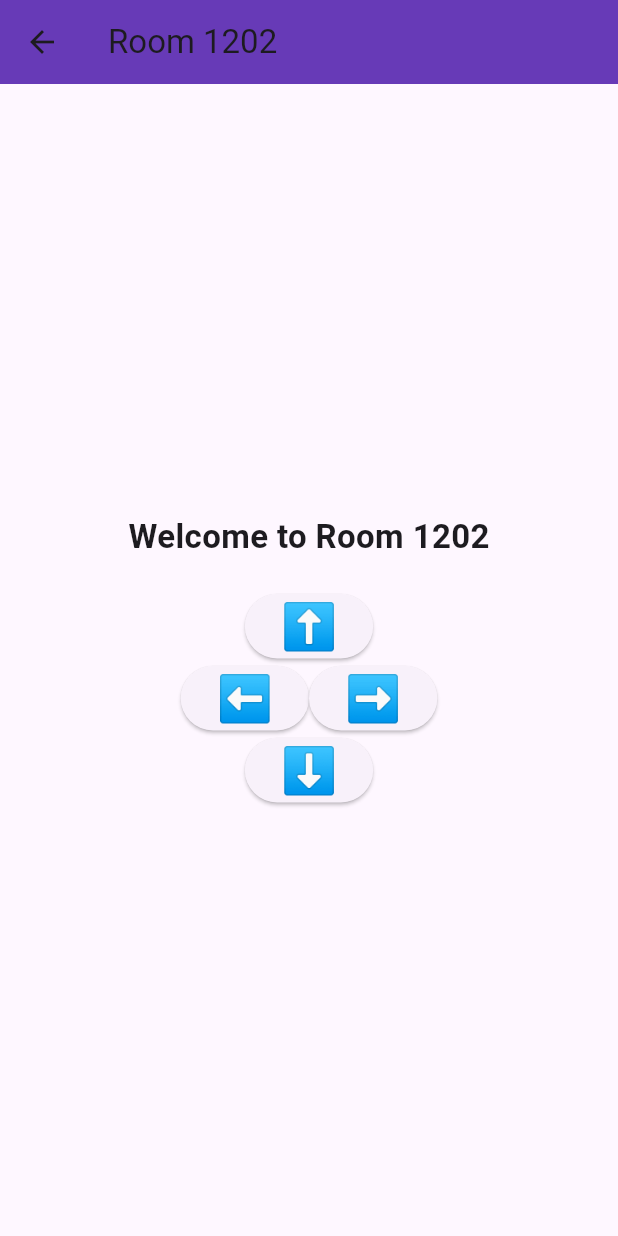
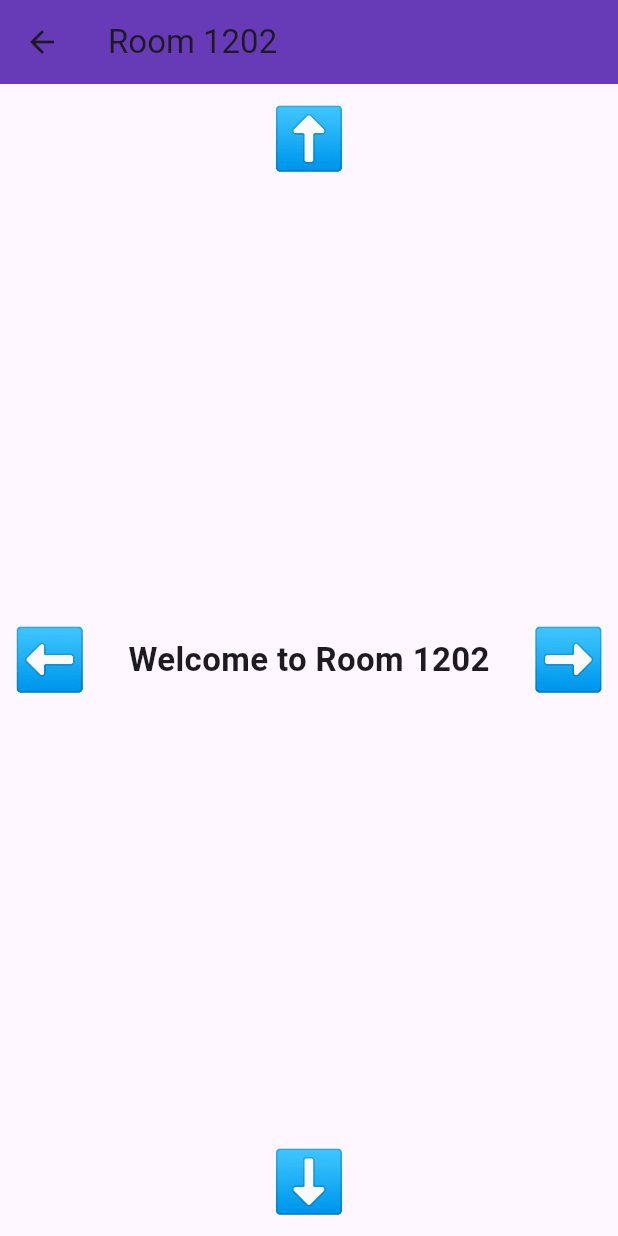
Before and after one commit to abbymulry/scavengerhunt, a Flutter app: the FirstFloorScreen screen opened directly, after a tap on "1202", on a phone screen of 412 x 824 dp. Run offline on Flutter 3.47's test engine with Material 3 defaults, Android fonts, the phone set to English and light mode, and no system bars.

Commit message:
fixed the navigation, where the arrows were placed

```diff
--- a/lib/main.dart
+++ b/lib/main.dart
@@ -184,7 +184,7 @@
 // Template for all 11 pages
 class GenericScreen extends StatelessWidget {
   final String title;
-  final List<Widget>? buttons; // Accepts navigation buttons
+  final Map<String, Widget>? buttons;
 
   const GenericScreen({super.key, required this.title, this.buttons});
 
@@ -195,37 +195,78 @@
         title: Text(title),
         backgroundColor: Colors.deepPurple,
       ),
-      body: Center(
-        child: Column(
-          mainAxisAlignment: MainAxisAlignment.center,
-          children: [
-            Text(
+      body: Stack(
+        children: [
+          Center(
+            child: Text(
               "Welcome to $title",
               style: const TextStyle(fontSize: 22, fontWeight: FontWeight.bold),
             ),
-            const SizedBox(height: 20),
-            if (buttons != null) ...buttons!,
-          ],
-        ),
+          ),
+          if (buttons != null)
+            ...buttons!.entries.map((entry) {
+              return Align(
+                alignment: _getAlignment(entry.key),
+                child: entry.value,
+              );
+            }).toList(),
+        ],
       ),
     );
+  }
+
+  Alignment _getAlignment(String position) {
+    switch (position) {
+      case "top":
+        return Alignment.topCenter;
+      case "bottom":
+        return Alignment.bottomCenter;
+      case "left":
+        return Alignment.centerLeft;
+      case "right":
+        return Alignment.centerRight;
+      case "topLeft":
+        return Alignment.topLeft;
+      case "topRight":
+        return Alignment.topRight;
+      case "bottomLeft":
+        return Alignment.bottomLeft;
+      case "bottomRight":
+        return Alignment.bottomRight;
+      default:
+        return Alignment.center;
+    }
   }
 }
 
 // Creating each of the 11 screens
 class RestaurantScreen extends StatelessWidget {
   const RestaurantScreen({super.key});
+
   @override
   Widget build(BuildContext context) {
-    return const GenericScreen(title: "Restaurant");
+    return GenericScreen(
+      title: "Restaurant",
+      buttons: {
+        "left": NavButton(context, "⬅️", const Room1220sScreen()),
+        "bottom": NavButton(context, "⬇️", const CommonsScreen()),
+      },
+    );
   }
 }
 
 class CenterForEngineeringEducationScreen extends StatelessWidget {
   const CenterForEngineeringEducationScreen({super.key});
+
   @override
   Widget build(BuildContext context) {
-    return const GenericScreen(title: "Center for Engineering Education");
+    return GenericScreen(
+      title: "Center for Engineering Education",
+      buttons: {
+        "top": NavButton(context, "⬆️", const CommonsScreen()),
+        "left": NavButton(context, "⬅️", const Room1202Screen()),
+      },
+    );
   }
 }
 
@@ -236,16 +277,11 @@
   Widget build(BuildContext context) {
     return GenericScreen(
       title: "Auditoriums",
-      buttons: [
-        NavButton(context, "➡️", const Room1200Screen()),
-        Row(
-          mainAxisAlignment: MainAxisAlignment.center,
-          children: [
-            NavButton(context, "↗️", const Room1202Screen()),
-            NavButton(context, "⬆️", const Zone1100Part1Screen()),
-          ],
-        ),
-      ],
+      buttons: {
+        "right": NavButton(context, "➡️", const Room1200Screen()),
+        "top": NavButton(context, "⬆️", const Zone1100Part1Screen()),
+        "topRight": NavButton(context, "↗️", const Room1202Screen()),
+      },
     );
   }
 }
@@ -257,12 +293,10 @@
   Widget build(BuildContext context) {
     return GenericScreen(
       title: "Cambre Atrium",
-      buttons: [
-        NavButton(context, "⬆️",
-            const SustainableLivingLabScreen()), // Up to Sustainable Living Lab
-        NavButton(context, "⬇️",
-            const Zone1100Part2Screen()), // Down to Zone 1100 Part 2
-      ],
+      buttons: {
+        "top": NavButton(context, "⬆️", const SustainableLivingLabScreen()),
+        "bottom": NavButton(context, "⬇️", const Zone1100Part2Screen()),
+      },
     );
   }
 }
@@ -274,10 +308,10 @@
   Widget build(BuildContext context) {
     return GenericScreen(
       title: "Room 1200",
-      buttons: [
-        NavButton(context, "⬆️", const Room1202Screen()),
-        NavButton(context, "⬅️", const AuditoriumsScreen()),
-      ],
+      buttons: {
+        "top": NavButton(context, "⬆️", const Room1202Screen()),
+        "left": NavButton(context, "⬅️", const AuditoriumsScreen()),
+      },
     );
   }
 }
@@ -289,27 +323,29 @@
   Widget build(BuildContext context) {
     return GenericScreen(
       title: "Room 1202",
-      buttons: [
-        NavButton(context, "⬆️", const Zone1100Part1Screen()),
-        Row(
-          mainAxisAlignment: MainAxisAlignment.center,
-          children: [
-            NavButton(context, "⬅️", const AuditoriumsScreen()),
-            NavButton(
-                context, "➡️", const CenterForEngineeringEducationScreen()),
-          ],
-        ),
-        NavButton(context, "⬇️", const Room1200Screen()),
-      ],
+      buttons: {
+        "top": NavButton(context, "⬆️", const Zone1100Part1Screen()),
+        "left": NavButton(context, "⬅️", const AuditoriumsScreen()),
+        "right": NavButton(
+            context, "➡️", const CenterForEngineeringEducationScreen()),
+        "bottom": NavButton(context, "⬇️", const Room1200Screen()),
+      },
     );
   }
 }
 
 class SustainableLivingLabScreen extends StatelessWidget {
   const SustainableLivingLabScreen({super.key});
+
   @override
   Widget build(BuildContext context) {
-    return const GenericScreen(title: "Sustainable Living Lab");
+    return GenericScreen(
+      title: "Sustainable Living Lab",
+      buttons: {
+        "bottom": NavButton(context, "⬇️", const CambreAtriumScreen()),
+        "right": NavButton(context, "➡️", const Room1220sScreen()),
+      },
+    );
   }
 }
 
@@ -320,18 +356,11 @@
   Widget build(BuildContext context) {
     return GenericScreen(
       title: "Zone 1100 Part 1",
-      buttons: [
-        NavButton(context, "⬆️", const Zone1100Part2Screen()), // Up to Part 2
-        Row(
-          mainAxisAlignment: MainAxisAlignment.center,
-          children: [
-            NavButton(context, "⬇️ Left",
-                const AuditoriumsScreen()), // Down left to Auditoriums
-            NavButton(context, "⬇️ Right",
-                const Room1202Screen()), // Down right to 1202
-          ],
-        ),
-      ],
+      buttons: {
+        "top": NavButton(context, "⬆️", const Zone1100Part2Screen()),
+        "bottomLeft": NavButton(context, "↙️", const AuditoriumsScreen()),
+        "bottomRight": NavButton(context, "↘️", const Room1202Screen()),
+      },
     );
   }
 }
@@ -343,35 +372,49 @@
   Widget build(BuildContext context) {
     return GenericScreen(
       title: "Zone 1100 Part 2",
-      buttons: [
-        NavButton(
-            context, "⬆️", const CambreAtriumScreen()), // Up to Cambre Atrium
-        NavButton(context, "⬇️", const Zone1100Part1Screen()), // Down to Part 1
-      ],
+      buttons: {
+        "top": NavButton(context, "⬆️", const CambreAtriumScreen()),
+        "bottom": NavButton(context, "⬇️", const Zone1100Part1Screen()),
+      },
     );
   }
 }
 
 class Room1220sScreen extends StatelessWidget {
   const Room1220sScreen({super.key});
+
   @override
   Widget build(BuildContext context) {
-    return const GenericScreen(title: "1220s and Bathroom");
+    return GenericScreen(
+      title: "1220s and Bathroom",
+      buttons: {
+        "left": NavButton(context, "⬅️", const SustainableLivingLabScreen()),
+        "right": NavButton(context, "➡️", const RestaurantScreen()),
+      },
+    );
   }
 }
 
 class CommonsScreen extends StatelessWidget {
   const CommonsScreen({super.key});
+
   @override
   Widget build(BuildContext context) {
-    return const GenericScreen(title: "The Commons");
+    return GenericScreen(
+      title: "The Commons",
+      buttons: {
+        "top": NavButton(context, "⬆️", const RestaurantScreen()),
+        "bottom": NavButton(
+            context, "⬇️", const CenterForEngineeringEducationScreen()),
+      },
+    );
   }
 }
 
 Widget NavButton(BuildContext context, String arrow, Widget screen) {
-  return ElevatedButton(
+  return IconButton(
+    icon: Text(arrow, style: const TextStyle(fontSize: 40)),
     onPressed: () => Navigator.push(
         context, MaterialPageRoute(builder: (context) => screen)),
-    child: Text(arrow, style: const TextStyle(fontSize: 30)),
   );
 }
```
